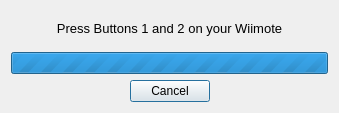
The window that stuff/pbar.ui (pnegre/python-whiteboard) describes before a commit, drawn with Qt 5.
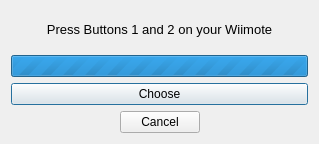
The same window after the commit.

Commit message: Enhanced wiimote detection. Now the user must choose the device

```diff
--- a/stuff/pbar.ui
+++ b/stuff/pbar.ui
@@ -6,26 +6,26 @@
    <rect>
     <x>0</x>
     <y>0</y>
-    <width>339</width>
-    <height>113</height>
+    <width>319</width>
+    <height>144</height>
    </rect>
   </property>
   <property name="sizePolicy">
-   <sizepolicy hsizetype="Fixed" vsizetype="Fixed">
+   <sizepolicy hsizetype="Expanding" vsizetype="Expanding">
     <horstretch>0</horstretch>
     <verstretch>0</verstretch>
    </sizepolicy>
   </property>
   <property name="minimumSize">
    <size>
-    <width>339</width>
+    <width>0</width>
     <height>0</height>
    </size>
   </property>
   <property name="maximumSize">
    <size>
-    <width>339</width>
-    <height>113</height>
+    <width>16777215</width>
+    <height>16777215</height>
    </size>
   </property>
   <property name="windowTitle">
@@ -33,7 +33,7 @@
   </property>
   <layout class="QGridLayout" name="gridLayout">
    <item row="0" column="0">
-    <layout class="QVBoxLayout" name="verticalLayout">
+    <layout class="QVBoxLayout" name="verticalLayout_2">
      <item>
       <widget class="QLabel" name="label">
        <property name="text">
@@ -55,6 +55,24 @@
        </property>
       </widget>
      </item>
+     <item>
+      <layout class="QHBoxLayout" name="horizontalLayout_2">
+       <item>
+        <layout class="QVBoxLayout" name="verticalLayout">
+         <item>
+          <widget class="QPushButton" name="butChoose">
+           <property name="enabled">
+            <bool>true</bool>
+           </property>
+           <property name="text">
+            <string>Choose</string>
+           </property>
+          </widget>
+         </item>
+        </layout>
+       </item>
+      </layout>
+     </item>
      <item>
       <layout class="QHBoxLayout" name="horizontalLayout">
        <item>
```
The commit also changes 2 other files.
